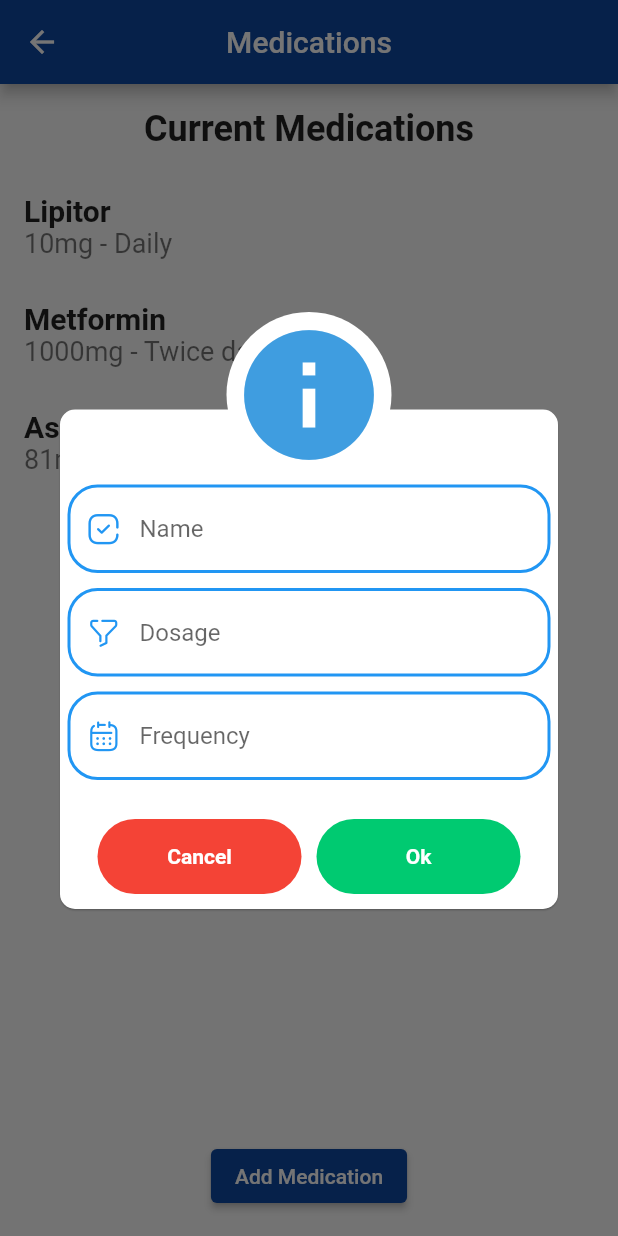
After one commit to mak3042001/seniorApp, a Flutter app: the MedicationsPage screen opened directly, after a tap on "Add Medication", on a phone screen of 412 x 824 dp. The commit adds this screen. Run offline on Flutter 3.47's test engine with Material 2 defaults, Android fonts, the phone set to English and light mode, and no system bars; our stand-ins replace awesome_dialog.

Commit message:
all home category pages message

```diff
--- a/lib/HomeApp.dart
+++ b/lib/HomeApp.dart
@@ -1,4 +1,5 @@
 import 'package:flutter/material.dart';
+import 'package:senior/contactScreen.dart';
 import 'package:senior/profileScreen.dart';
 import 'package:senior/styles/IconBroken.dart';
 
@@ -25,6 +26,13 @@ class HomeApp extends StatelessWidget {
     return Scaffold(
         appBar: AppBar(
           backgroundColor: const Color(0xff283DAA),
+          leading: IconButton(
+            onPressed: () {
+              Navigator.push(context,
+                  MaterialPageRoute(builder: (context) => const ContactsScreen()));
+            },
+            icon: const Icon(IconBroken.Chat),
+          ),
           title: const Text(
             "Care",
             style: TextStyle(
@@ -79,12 +87,12 @@ class HomeApp extends StatelessWidget {
                   ),
                   radius: 40,
                 ),
-                SizedBox(
+                const SizedBox(
                   height: 15,
                 ),
                 Text(
                   text,
-                  style: TextStyle(
+                  style: const TextStyle(
                     fontSize: 25,
                     fontWeight: FontWeight.bold,
                   ),
--- a/lib/booking.dart
+++ b/lib/booking.dart
@@ -22,6 +22,7 @@ class _AppointmentBookingScreenState extends State<AppointmentBookingScreen> {
     _selectedDate = DateTime.now();
     _selectedTimeSlot = _timeSlots.first;
   }
+
   Future<void> _selectDate(BuildContext context) async {
     final DateTime? selectedDate = await showDatePicker(
       context: context,
@@ -57,13 +58,14 @@ class _AppointmentBookingScreenState extends State<AppointmentBookingScreen> {
     '3:30 PM - 4:00 PM',
   ];
 
-
   @override
   Widget build(BuildContext context) {
     final DateFormat dateFormat = DateFormat('EEEE, MMMM d, yyyy');
     return Scaffold(
       appBar: AppBar(
         title: const Text('Book an Appointment'),
+        centerTitle: true,
+        backgroundColor: Colors.blue[900],
       ),
       body: SingleChildScrollView(
         padding: const EdgeInsets.symmetric(horizontal: 16.0, vertical: 24.0),
@@ -135,7 +137,7 @@ class _AppointmentBookingScreenState extends State<AppointmentBookingScreen> {
                   },
                   style: ElevatedButton.styleFrom(
                     backgroundColor: _selectedTimeSlot == timeSlot
-                        ? Colors.blue
+                        ? Colors.blue[900]
                         : Colors.grey[300],
                   ),
                   child: Text(
@@ -148,10 +150,18 @@ class _AppointmentBookingScreenState extends State<AppointmentBookingScreen> {
             const SizedBox(height: 32.0),
             Center(
               child: ElevatedButton(
+                style:  ButtonStyle(
+                  backgroundColor: MaterialStateProperty.all<Color>(Colors.blue[900]!),
+                ),
                 onPressed: () {
                   // Add your logic for booking the appointment here
                 },
-                child: const Text('Book Appointment'),
+                child: const Text(
+                  'Book Appointment',
+                  style: TextStyle(
+                    fontSize: 20.0,
+                  ),
+                ),
               ),
             ),
           ],
--- a/lib/contactScreen.dart
+++ b/lib/contactScreen.dart
@@ -14,14 +14,22 @@ class ContactsScreen extends StatelessWidget {
         title: const Text("Contacts"),
         leading: IconButton(
           onPressed: () {
-            Navigator.push(context, MaterialPageRoute(builder: (context)=> const NotificationScreen()));
+            Navigator.pop(context);
           },
-          icon: const Icon(IconBroken.Notification,
-            color: Colors.grey,
+          icon: const Icon(IconBroken.Arrow___Left_2,
+            color: Colors.white,
           ),
         ),
         centerTitle: true,
         actions: [
+          IconButton(
+            onPressed: () {
+              Navigator.push(context, MaterialPageRoute(builder: (context)=> const NotificationScreen()));
+            },
+            icon: const Icon(IconBroken.Notification,
+              color: Colors.grey,
+            ),
+          ),
           IconButton(
             onPressed: (){
               Navigator.push(context, MaterialPageRoute(builder: (context) => ProfileScreen()));
--- a/lib/main.dart
+++ b/lib/main.dart
@@ -3,6 +3,7 @@ import 'package:senior/HomeApp.dart';
 import 'package:senior/PatientSwipeCard.dart';
 import 'package:senior/Sca.dart';
 import 'package:senior/booking.dart';
+import 'package:senior/medications.dart';
 
 void main() {
   runApp(const MyApp());
@@ -14,6 +15,7 @@ class MyApp extends StatelessWidget {
   // This widget is the root of your application.
   @override
   Widget build(BuildContext context) {
+    const String baseImageAssets = "assets/images";
     return MaterialApp(
       debugShowCheckedModeBanner: false,
       title: 'Senior Care',
@@ -29,7 +31,7 @@ class MyApp extends StatelessWidget {
         // is not restarted.
         primarySwatch: Colors.blue,
       ),
-      home: MedicalHistoryPage(),
+      home: HomeApp(),
     );
   }
 }
--- /dev/null
+++ b/lib/medications.dart
@@ -0,0 +1,126 @@
+import 'package:awesome_dialog/awesome_dialog.dart';
+import 'package:flutter/material.dart';
+import 'package:senior/static.dart';
+import 'package:senior/styles/IconBroken.dart';
+
+class MedicationsPage extends StatelessWidget {
+  final TextEditingController _nameController = TextEditingController();
+  final TextEditingController _dosageController = TextEditingController();
+  final TextEditingController _frequencyController = TextEditingController();
+  MedicationsPage({super.key});
+
+  @override
+  Widget build(BuildContext context) {
+    return Scaffold(
+      appBar: AppBar(
+        title: const Text('Medications'),
+        centerTitle: true,
+        backgroundColor: Colors.blue[900],
+
+      ),
+      body: Column(
+        children: [
+          const SizedBox(height: 16),
+          const Text(
+            'Current Medications',
+            style: TextStyle(fontSize: 24, fontWeight: FontWeight.bold),
+          ),
+          const SizedBox(height: 16),
+          Expanded(
+            child: ListView(
+              children: const [
+                MedicationTile(
+                  name: 'Lipitor',
+                  dosage: '10mg',
+                  frequency: 'Daily',
+                ),
+                MedicationTile(
+                  name: 'Metformin',
+                  dosage: '1000mg',
+                  frequency: 'Twice daily',
+                ),
+                MedicationTile(
+                  name: 'Aspirin',
+                  dosage: '81mg',
+                  frequency: 'Daily',
+                ),
+              ],
+            ),
+          ),
+          const SizedBox(height: 16),
+          ElevatedButton(
+            style:  ButtonStyle(
+              backgroundColor: MaterialStateProperty.all<Color>(Colors.blue[900]!),
+            ),
+            child: const Text('Add Medication'),
+            onPressed: () {
+              AwesomeDialog(
+                context: context,
+                dialogType: DialogType.info,
+                animType: AnimType.bottomSlide,
+                title: 'Edit Profile',
+                body: Column(
+                  children: [
+                    defaultFormField(
+                      controller: _nameController,
+                      type: TextInputType.name,
+                      text: 'Name',
+                      prefix: IconBroken.Tick_Square,
+                    ),
+                    const SizedBox(
+                      height: 10.0,
+                    ),
+                    defaultFormField(
+                      controller: _dosageController,
+                      type: TextInputType.name,
+                      text: 'Dosage',
+                      prefix: IconBroken.Filter_2,
+                    ),
+                    const SizedBox(
+                      height: 10.0,
+                    ),
+                    defaultFormField(
+                      controller: _frequencyController,
+                      type: TextInputType.name,
+                      text: 'Frequency',
+                      prefix: IconBroken.Calendar,
+                    ),
+                  ],
+                ),
+                btnCancelOnPress: () {},
+                btnOkOnPress: () {},
+              ).show();            },
+          ),
+          const SizedBox(height: 16),
+        ],
+      ),
+    );
+  }
+}
+
+class MedicationTile extends StatelessWidget {
+  final String name;
+  final String dosage;
+  final String frequency;
+
+  const MedicationTile({
+    super.key,
+    required this.name,
+    required this.dosage,
+    required this.frequency,
+  });
+
+  @override
+  Widget build(BuildContext context) {
+    return ListTile(
+      title: Text(
+        name,
+        style: const TextStyle(
+          fontSize: 20.0,
+          fontWeight: FontWeight.bold,
+        ),
+      ),
+      subtitle: Text('$dosage - $frequency' , style: const TextStyle(fontSize: 18.0),),
+    );
+  }
+}
--- a/lib/notificationScreen.dart
+++ b/lib/notificationScreen.dart
@@ -17,13 +17,21 @@ class NotificationScreen extends StatelessWidget {
           },
             child: const Text("Contacts" , style: TextStyle(color: Colors.grey),)),
         leading: IconButton(
-          onPressed: () {},
-          icon: const Icon(IconBroken.Notification,
+          onPressed: () {
+            Navigator.pop(context);
+          },
+          icon: const Icon(IconBroken.Arrow___Left_2,
             color: Colors.white,
           ),
         ),
         centerTitle: true,
         actions: [
+          IconButton(
+            onPressed: () {},
+            icon: const Icon(IconBroken.Notification,
+              color: Colors.white,
+            ),
+          ),
           IconButton(
             onPressed: (){
               Navigator.push(context, MaterialPageRoute(builder: (context) => ProfileScreen()));
```
